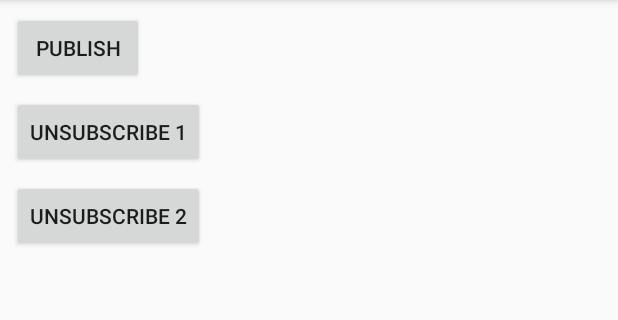
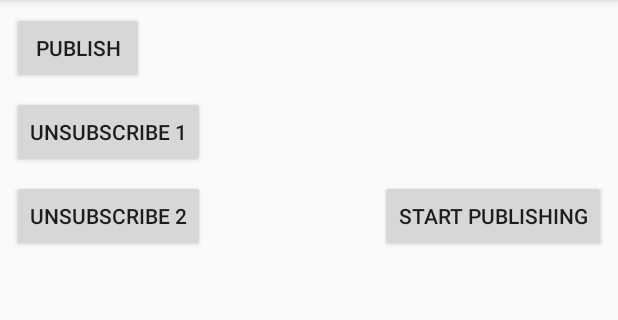
Before and after one commit to Rikharthu/RxMqttAdapter, an Android app: the screen it shows after launch (MainActivity), on a phone screen of 412 x 824 dp, the part 84-404 px from its top. Run offline under Robolectric (Android 15) with nearby library versions, the phone set to English and light mode, and no system bars; our stand-ins replace RxJava, Timber; libraries missing offline, so code that uses them is left out: org.eclipse.paho; 2 statements that could not run were skipped.

Commit message:
Publishing sensor orientation data

```diff
--- a/app/src/main/AndroidManifest.xml
+++ b/app/src/main/AndroidManifest.xml
@@ -15,7 +15,9 @@
         android:roundIcon="@mipmap/ic_launcher_round"
         android:supportsRtl="true"
         android:theme="@style/AppTheme">
-        <activity android:name=".MainActivity">
+        <activity
+            android:name=".MainActivity"
+            android:screenOrientation="portrait">
             <intent-filter>
                 <action android:name="android.intent.action.MAIN" />
 
--- a/app/src/main/java/com/example/mqttdemo/MainActivity.kt
+++ b/app/src/main/java/com/example/mqttdemo/MainActivity.kt
@@ -1,23 +1,42 @@
 package com.example.mqttdemo
 
+import android.annotation.SuppressLint
+import android.content.Context
+import android.hardware.Sensor
+import android.hardware.SensorEvent
+import android.hardware.SensorEventListener
+import android.hardware.SensorManager
 import android.os.Bundle
 import android.support.v7.app.AppCompatActivity
+import io.reactivex.Observable
 import io.reactivex.disposables.Disposable
 import kotlinx.android.synthetic.main.activity_main.*
 import timber.log.Timber
 import java.util.*
+import java.util.concurrent.TimeUnit
 
 
-class MainActivity : AppCompatActivity() {
+class MainActivity : AppCompatActivity(), SensorEventListener {
 
+    private lateinit var sensorManager: SensorManager
     private lateinit var adapter: MqttAdapter
 
+    private val accelerometerReading = FloatArray(3)
+    private val magnetometerReading = FloatArray(3)
 
+    private val rotationMatrix = FloatArray(9)
+    private val orientationAngles = FloatArray(3)
+
+    private var orientationObserver: Disposable? = null
+
+    @SuppressLint("SetTextI18n")
     override fun onCreate(savedInstanceState: Bundle?) {
         super.onCreate(savedInstanceState)
         setContentView(R.layout.activity_main)
 
         adapter = MqttAdapter(this, "tcp://broker.hivemq.com:1883")
+
+        sensorManager = getSystemService(Context.SENSOR_SERVICE) as SensorManager
 
         publishBtn.setOnClickListener {
             adapter.post("test/messages/hello", "Hello, World! ${Random().nextInt()}")
@@ -33,6 +52,25 @@ class MainActivity : AppCompatActivity() {
             Timber.d("Disposing bye sub2")
             byeSub2?.dispose()
         }
+
+        pushOrientationBtn.text = "Start publishing"
+        pushOrientationBtn.setOnClickListener {
+            if (orientationObserver == null) {
+                orientationObserver = Observable.interval(1, TimeUnit.SECONDS)
+                        .subscribe {
+                            updateOrientationAngles()
+                            val message = "${Math.toDegrees(orientationAngles[0].toDouble())}/" +
+                                    "${Math.toDegrees(orientationAngles[1].toDouble())}/" +
+                                    "${Math.toDegrees(orientationAngles[2].toDouble())}"
+                            adapter.post("device/orientation", message)
+                        }
+                pushOrientationBtn.text = "Stop publishing"
+            } else {
+                orientationObserver!!.dispose()
+                orientationObserver = null
+                pushOrientationBtn.text = "Start publishing"
+            }
+        }
     }
 
     private var helloSub: Disposable? = null
@@ -45,20 +83,75 @@ class MainActivity : AppCompatActivity() {
 
         adapter.connect(
                 onSuccess = { token ->
-                    Timber.d("onSuccess")
-                    helloSub = adapter.subscribe("test/messages/hello").subscribe {
-                        Timber.d("hello:" + it.toString())
-                    }
-                    byeSub1 = adapter.subscribe("test/messages/bye").subscribe {
-                        Timber.d("bye1:" + it.toString())
-                    }
-                    byeSub2 = adapter.subscribe("test/messages/bye").subscribe {
-                        Timber.d("bye2:" + it.toString())
-                    }
+                    onMqttConnected()
                 },
                 onFailure = { token, throwable ->
                     Timber.d("onFailure")
                     Timber.e(throwable)
                 })
+
+        val accelerometer = sensorManager.getDefaultSensor(Sensor.TYPE_ACCELEROMETER)
+        val magneticField = sensorManager.getDefaultSensor(Sensor.TYPE_MAGNETIC_FIELD)
+        sensorManager.registerListener(this, accelerometer,
+                SensorManager.SENSOR_DELAY_NORMAL, SensorManager.SENSOR_DELAY_UI)
+        sensorManager.registerListener(this, magneticField,
+                SensorManager.SENSOR_DELAY_NORMAL, SensorManager.SENSOR_DELAY_UI)
     }
+
+    override fun onPause() {
+        sensorManager.unregisterListener(this)
+        super.onPause()
+    }
+
+    override fun onAccuracyChanged(sensor: Sensor, accuracy: Int) {
+        Timber.d("Sensor accuracy changed to $accuracy")
+    }
+
+    override fun onSensorChanged(event: SensorEvent) {
+        if (event.sensor.type == Sensor.TYPE_ACCELEROMETER) {
+            System.arraycopy(event.values, 0, accelerometerReading,
+                    0, accelerometerReading.size)
+        } else if (event.sensor.type == Sensor.TYPE_MAGNETIC_FIELD) {
+            System.arraycopy(event.values, 0, magnetometerReading,
+                    0, magnetometerReading.size)
+        }
+    }
+
+    // Compute the three orientation angles based on the most recent readings from
+    // the device's accelerometer and magnetometer.
+    fun updateOrientationAngles() {
+        // Update rotation matrix, which is needed to update orientation angles.
+        SensorManager.getRotationMatrix(rotationMatrix, null,
+                accelerometerReading, magnetometerReading)
+        // "mRotationMatrix" now has up-to-date information.
+
+        SensorManager.getOrientation(rotationMatrix, orientationAngles)
+        // "mOrientationAngles" now has up-to-date information.
+    }
+
+    private var orientationSub: Disposable? = null
+
+    private fun onMqttConnected() {
+        Timber.d("onSuccess")
+        helloSub = adapter.subscribe("test/messages/hello").subscribe {
+            Timber.d("hello:" + it.toString())
+        }
+        byeSub1 = adapter.subscribe("test/messages/bye").subscribe {
+            Timber.d("bye1:" + it.toString())
+        }
+        byeSub2 = adapter.subscribe("test/messages/bye").subscribe {
+            Timber.d("bye2:" + it.toString())
+        }
+
+        orientationSub = adapter.subscribe("device/orientation").subscribe {
+            Timber.d("orientation:" + it.toString())
+            val degrees = it.message.split("/")
+            // Azimuth Pitch Roll
+            val dataText = "Azimuth: %.2f\nPitch: %.2f\nRoll: %.2f"
+                    .format(degrees[0].toFloat(), degrees[1].toFloat(), degrees[2].toFloat())
+            sensorDataTextView.text = dataText
+        }
+    }
+
+    fun Double.format(digits: Int) = java.lang.String.format("%.${digits}f", this)
 }
--- a/app/src/main/res/layout/activity_main.xml
+++ b/app/src/main/res/layout/activity_main.xml
@@ -35,4 +35,30 @@
         android:text="Unsubscribe 2"
         app:layout_constraintStart_toStartOf="parent"
         app:layout_constraintTop_toBottomOf="@+id/unsubBtn" />
+
+    <TextView
+        android:id="@+id/sensorDataTextView"
+        android:layout_width="0dp"
+        android:layout_height="0dp"
+        android:layout_marginBottom="8dp"
+        android:layout_marginEnd="8dp"
+        android:layout_marginStart="8dp"
+        android:layout_marginTop="8dp"
+        android:fontFamily="monospace"
+        android:textColor="#000"
+        android:textSize="36sp"
+        app:layout_constraintBottom_toBottomOf="parent"
+        app:layout_constraintEnd_toEndOf="parent"
+        app:layout_constraintStart_toStartOf="parent"
+        app:layout_constraintTop_toBottomOf="@+id/unsubBtn2"
+        tools:text="Test" />
+
+    <Button
+        android:id="@+id/pushOrientationBtn"
+        android:layout_width="wrap_content"
+        android:layout_height="wrap_content"
+        android:layout_marginEnd="8dp"
+        android:text="Orientation"
+        app:layout_constraintEnd_toEndOf="parent"
+        app:layout_constraintTop_toTopOf="@+id/unsubBtn2" />
 </android.support.constraint.ConstraintLayout>
```
